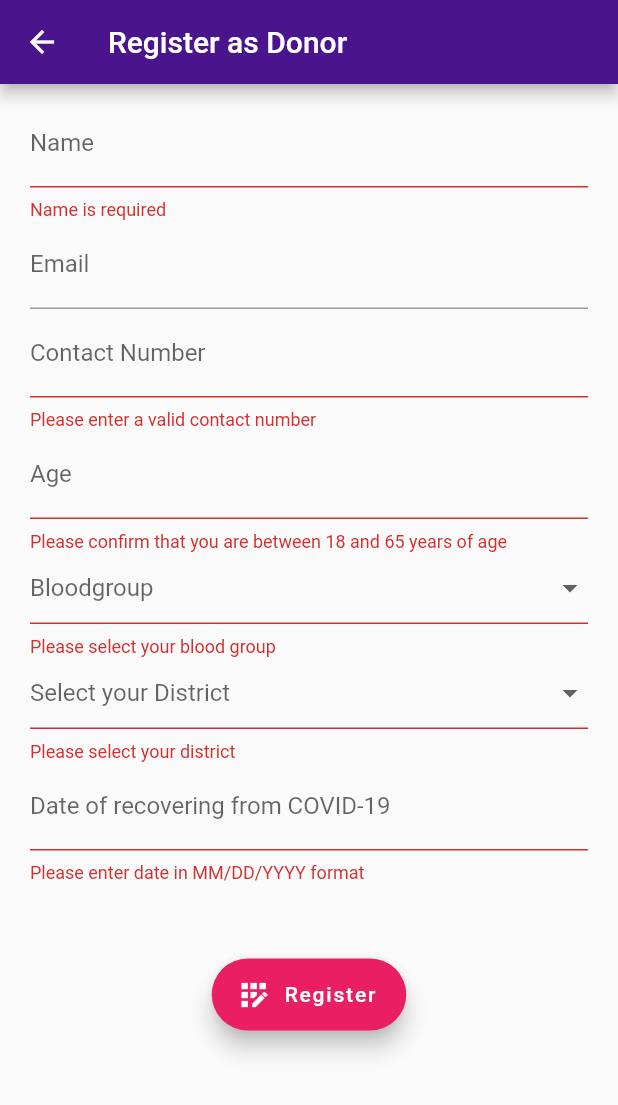
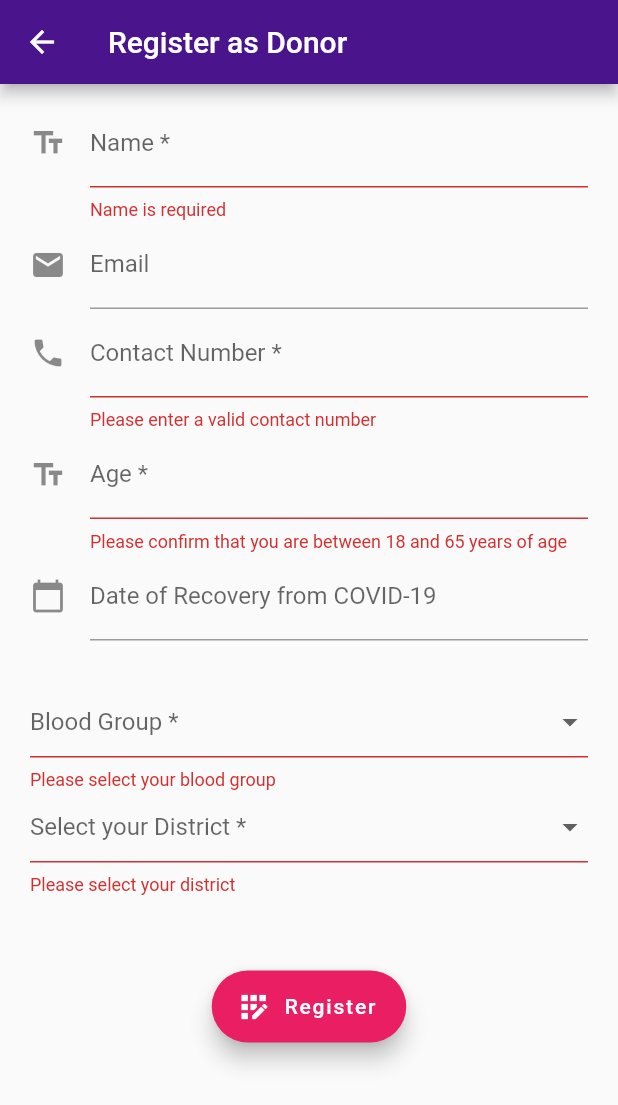
Before and after one commit to minz27/plasma_donation_app, a Flutter app: the RegistrationForm screen opened by its route, after a tap on "Register", on a phone screen of 412 x 824 dp. Shown: the top 1105 px of the screen. Run offline on Flutter 3.47's test engine with Material 2 defaults, Android fonts, the phone set to English and light mode, and no system bars; our stand-ins replace email_validator, flutter_spinkit.

Commit message:
Day 3 changes: Prettier registration form

```diff
--- a/lib/pages/registration.dart
+++ b/lib/pages/registration.dart
@@ -15,14 +15,13 @@ class _RegistrationFormState extends State<RegistrationForm> {
   late String _contactNumber;
   late int _age;
   late String _bloodGroup;
-  late DateTime _recoveryDate;
+  DateTime _recoveryDate = DateTime.now();
   late String _district;
 
   Widget _buildName() {
     return TextFormField(
-      decoration: InputDecoration(
-        labelText: "Name",
-      ),
+      decoration:
+          InputDecoration(labelText: "Name *", icon: Icon(Icons.text_fields)),
       validator: (value) {
         if (value!.isEmpty) {
           return "Name is required";
@@ -36,7 +35,7 @@ class _RegistrationFormState extends State<RegistrationForm> {
 
   Widget _buildEmail() {
     return TextFormField(
-      decoration: InputDecoration(labelText: "Email"),
+      decoration: InputDecoration(labelText: "Email", icon: Icon(Icons.email)),
       keyboardType: TextInputType.emailAddress,
       validator: (value) {
         if (value!.isNotEmpty && !EmailValidator.validate(value)) {
@@ -52,7 +51,8 @@ class _RegistrationFormState extends State<RegistrationForm> {
 
   Widget _buildContactNumber() {
     return TextFormField(
-      decoration: InputDecoration(labelText: "Contact Number"),
+      decoration: InputDecoration(
+          labelText: "Contact Number *", icon: Icon(Icons.phone)),
       keyboardType: TextInputType.number,
       validator: (value) {
         if (value!.isEmpty || value.length != 10) {
@@ -67,7 +67,8 @@ class _RegistrationFormState extends State<RegistrationForm> {
 
   Widget _buildAge() {
     return TextFormField(
-      decoration: InputDecoration(labelText: "Age"),
+      decoration:
+          InputDecoration(labelText: "Age *", icon: Icon(Icons.text_fields)),
       keyboardType: TextInputType.number,
       validator: (value) {
         if (value!.isEmpty ||
@@ -85,7 +86,7 @@ class _RegistrationFormState extends State<RegistrationForm> {
   Widget _buildBloodGroup() {
     var _bloodGroups = ["A+", "O+", "B+", "AB+", "A-", "O-", "B-", "AB-"];
     return DropdownButtonFormField(
-        hint: Text("Bloodgroup"),
+        hint: Text("Blood Group *"),
         items: _bloodGroups.map((String value) {
           return DropdownMenuItem<String>(value: value, child: Text(value));
         }).toList(),
@@ -133,7 +134,7 @@ class _RegistrationFormState extends State<RegistrationForm> {
       'West Karbi Anglong'
     ];
     return DropdownButtonFormField(
-      hint: Text("Select your District"),
+      hint: Text("Select your District *"),
       items: _districtList.map((String value) {
         return DropdownMenuItem<String>(value: value, child: Text(value));
       }).toList(),
@@ -145,22 +146,41 @@ class _RegistrationFormState extends State<RegistrationForm> {
     );
   }
 
-  String _formatDate(date) {
-    var formatter = new DateFormat('MM/dd/yyyy');
-    return formatter.format(date);
+  TextEditingController _textEditingController = TextEditingController();
+
+  Future<void> _selectDate(BuildContext context) async {
+    DateTime _firstDate = DateTime.now().subtract(Duration(days: 90));
+    DateTime _today = DateTime.now();
+    DateTime? picked = await showDatePicker(
+        helpText: "Date of recovery from COVID-19",
+        context: context,
+        initialDate: _today,
+        firstDate: _firstDate,
+        lastDate: _today);
+    setState(() {
+      if (null != picked) {
+        _recoveryDate = picked;
+      } else {
+        _recoveryDate = _today;
+      }
+    });
   }
 
   Widget _buildRecoveryDate() {
-    DateTime _firstDate = DateTime.now().subtract(Duration(days: 90));
-    DateTime _today = DateTime.now();
-    return InputDatePickerFormField(
-      firstDate: _firstDate,
-      lastDate: _today,
-      onDateSaved: (value) => _recoveryDate = value,
-      fieldLabelText: "Date of recovering from COVID-19",
-      errorFormatText: "Please enter date in MM/DD/YYYY format",
-      errorInvalidText:
-          "Please ensure that your date of recovery is between ${_formatDate(_firstDate)} and ${_formatDate(_today)}",
+    return TextFormField(
+      decoration: InputDecoration(
+          labelText: "Date of Recovery from COVID-19",
+          icon: Icon(Icons.calendar_today)),
+      controller: _textEditingController,
+      onTap: () async {
+        // Below line stops keyboard from appearing
+        FocusScope.of(context).requestFocus(new FocusNode());
+        // Show Date Picker Here
+        await _selectDate(context);
+        _textEditingController.text =
+            DateFormat('yyyy/MM/dd').format(_recoveryDate);
+        //setState(() {});
+      },
     );
   }
 
@@ -194,9 +214,12 @@ class _RegistrationFormState extends State<RegistrationForm> {
                     _buildEmail(),
                     _buildContactNumber(),
                     _buildAge(),
+                    _buildRecoveryDate(),
+                    SizedBox(
+                      height: 30,
+                    ),
                     _buildBloodGroup(),
                     _buildDistrict(),
-                    _buildRecoveryDate(),
                     SizedBox(
                       height: 50,
                     ),
--- a/pubspec.yaml
+++ b/pubspec.yaml
@@ -28,6 +28,7 @@ dependencies:
   http: ^0.13.3
   email_validator: '^2.0.1'
   intl: ^0.17.0
+  date_field: ^2.0.1
 
   # The following adds the Cupertino Icons font to your application.
   # Use with the CupertinoIcons class for iOS style icons.
```
Also changed, not shown: pubspec.lock.
